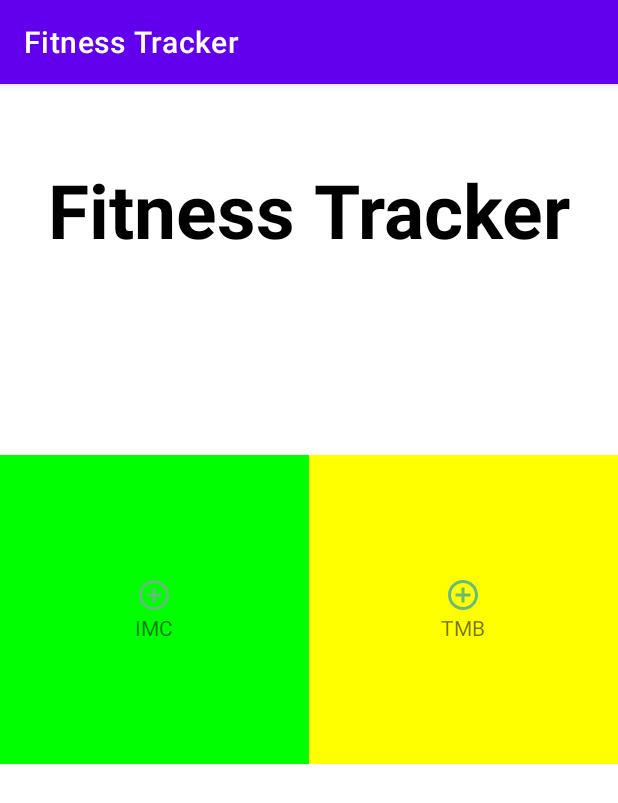
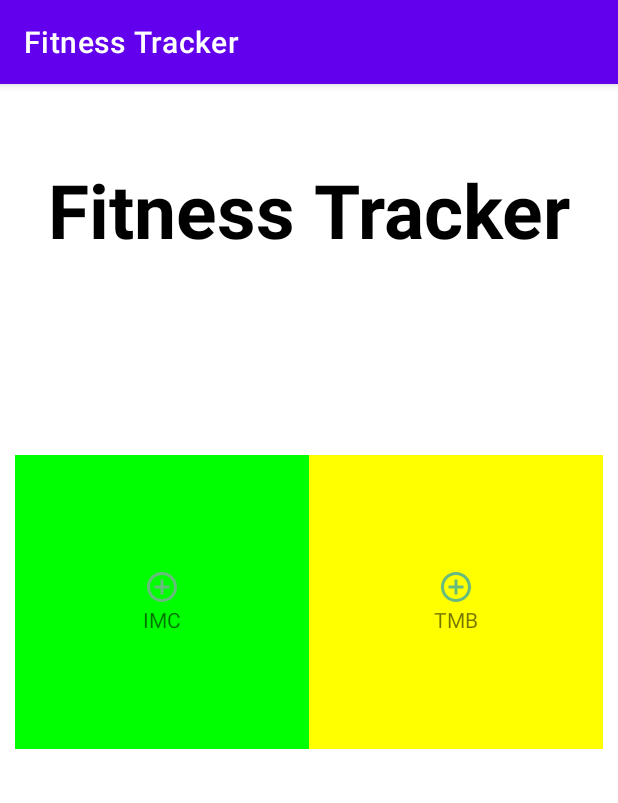
Before and after one commit to SAANDRIN/App_FitnessTracker, an Android app: the screen it shows after launch (MainActivity), on a phone screen of 412 x 824 dp. Shown: the top 803 px of the screen. Run offline under Robolectric (Android 15) with nearby library versions, the phone set to English and light mode, and no system bars; our stand-ins replace Room's generated code.

Commit message:
Alterando cores da recyclerView e adicionando o paddingStart/paddingEnd

```diff
--- a/app/src/main/res/layout/activity_main.xml
+++ b/app/src/main/res/layout/activity_main.xml
@@ -23,6 +23,8 @@
     <androidx.recyclerview.widget.RecyclerView
         android:id="@+id/rv_main"
         android:layout_marginTop="130dp"
+        android:paddingStart="10dp"
+        android:paddingEnd="10dp"
         android:layout_width="match_parent"
         android:layout_height="match_parent"
         tools:listitem="@layout/main_item"
--- a/app/src/main/res/layout/main_item.xml
+++ b/app/src/main/res/layout/main_item.xml
@@ -23,7 +23,7 @@
             android:id="@+id/item_img_icon"
             android:layout_width="wrap_content"
             android:layout_height="wrap_content"
-            android:src="@drawable/ic_baseline_wb_sunny_24" />
+            android:src="@drawable/baseline_add_circle_outline_24" />
 
         <TextView
             android:id="@+id/item_txt_name"
```
